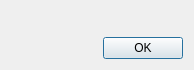
sbrunner/edocuments, file edocuments/ui/label_dialog.ui: the form before one commit.
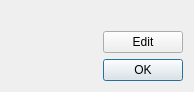
The form after the commit.

Patch:
```diff
--- a/edocuments/ui/label_dialog.ui
+++ b/edocuments/ui/label_dialog.ui
@@ -21,6 +21,30 @@
      </property>
     </widget>
    </item>
+   <item>
+    <layout class="QHBoxLayout" name="button_container">
+     <item>
+      <spacer name="horizontalSpacer_2">
+       <property name="orientation">
+        <enum>Qt::Horizontal</enum>
+       </property>
+       <property name="sizeHint" stdset="0">
+        <size>
+         <width>40</width>
+         <height>20</height>
+        </size>
+       </property>
+      </spacer>
+     </item>
+     <item>
+      <widget class="QPushButton" name="edit_button">
+       <property name="text">
+        <string>Edit</string>
+       </property>
+      </widget>
+     </item>
+    </layout>
+   </item>
    <item>
     <widget class="QDialogButtonBox" name="buttonBox">
      <property name="orientation">
```
